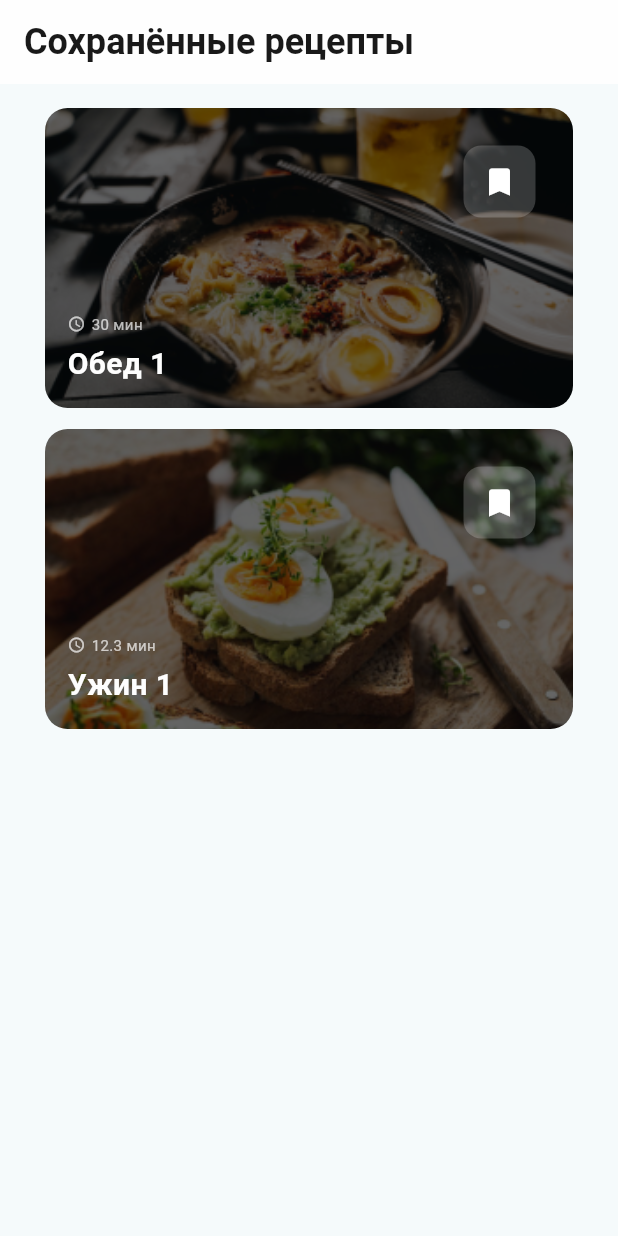
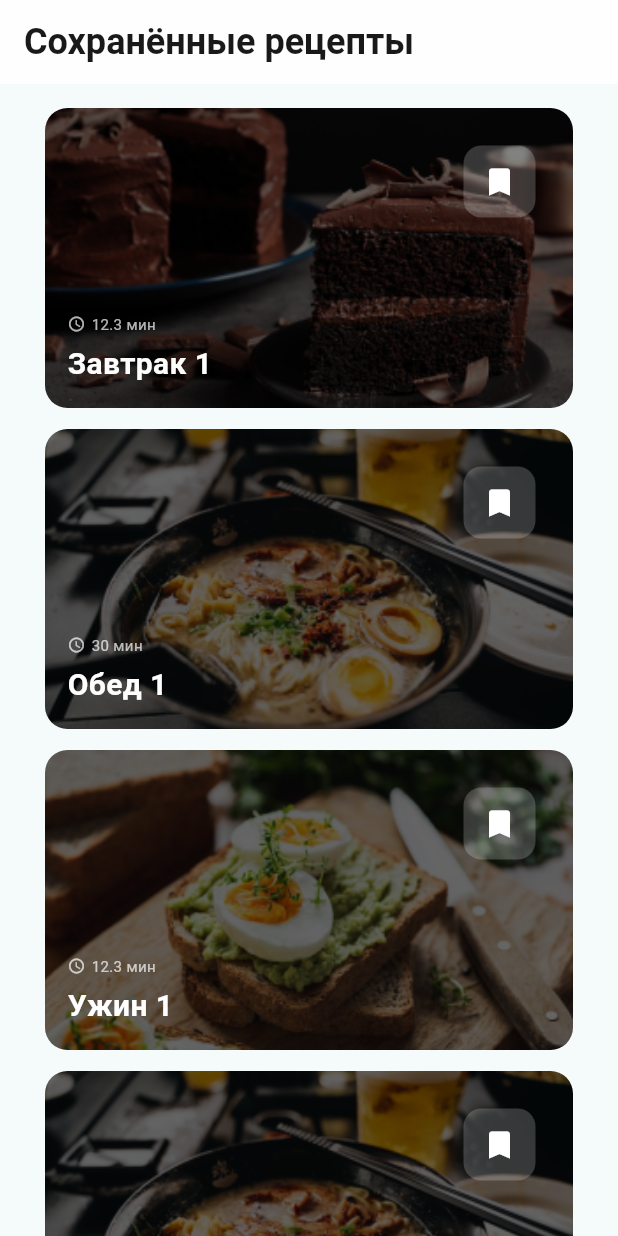
Before and after one commit to ayaojo/Sau-Tamaq, a Flutter app: the SavedTab screen opened directly with empty values, on a phone screen of 412 x 824 dp. Run offline on Flutter 3.47's test engine with Material 3 defaults, Android fonts, the phone set to English and light mode, and no system bars; our stand-ins replace flutter_svg, unicons.

Commit message:
fix savedTab

```diff
--- a/lib/features/bookmarks/saved_recipe_list.dart
+++ b/lib/features/bookmarks/saved_recipe_list.dart
@@ -9,9 +9,14 @@ class SavedRecipeList extends StatelessWidget {
 
   @override
   Widget build(BuildContext context) {
-    return RecipeCards(
-        items:
-            allRecepies.where((element) => element.isBookmark == true).toList(),
-        savedRecipes: savedRecipes);
+    return Column(
+      children: [
+        RecipeCards(
+            items: allRecepies
+                .where((element) => element.isBookmark == true)
+                .toList(),
+            savedRecipes: savedRecipes),
+      ],
+    );
   }
 }
--- a/lib/features/bookmarks/tab.dart
+++ b/lib/features/bookmarks/tab.dart
@@ -11,6 +11,7 @@ class SavedTab extends StatelessWidget {
 
   @override
   Widget build(BuildContext context) {
+    print('build SavedTab');
     return Scaffold(
       appBar: AppBar(
         automaticallyImplyLeading: false,
--- a/lib/features/home/tab.dart
+++ b/lib/features/home/tab.dart
@@ -8,7 +8,7 @@ var allRecepies = [
     'Завтрак 1',
     '12.3',
     'assets/images/recipe_photo3.png',
-    false,
+    true,
     "завтрак",
   ),
     RecipeCard(
@@ -36,7 +36,7 @@ var allRecepies = [
     'Десерт 1',
     '30',
     'assets/images/recipe_photo2.png',
-    false,
+    true,
     "десерт",
   ),
   RecipeCard(
@@ -50,7 +50,7 @@ var allRecepies = [
     'Завтрак 3',
     '30',
     'assets/images/recipe_photo1.png',
-    false,
+    true,
     'завтрак',
   ),
 ];
```
